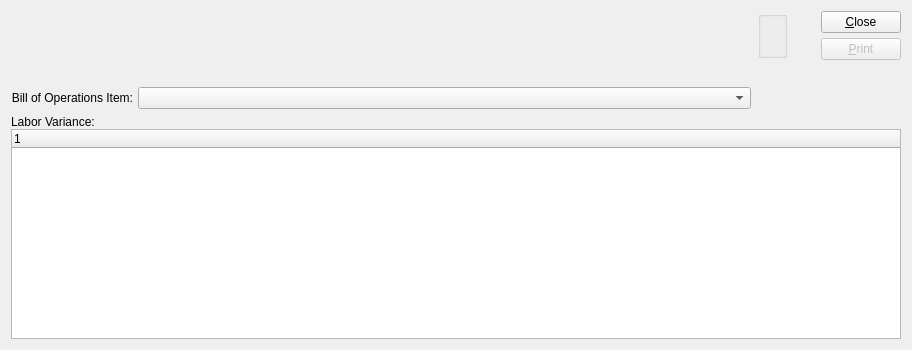
Before: the Qt Designer form xtuple/trunk/guiclient/dspLaborVarianceByBOOItem.ui in WooodHead/xtuple, drawn with Qt 5.
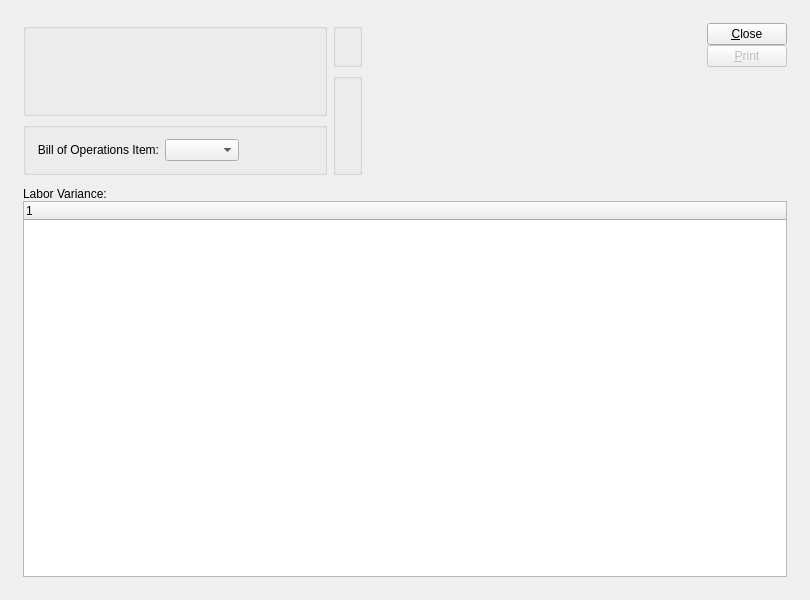
After: the same form once the commit is applied. Custom widgets are drawn as their Qt base class.

The edit to the form file:
```diff
--- a/xtuple/trunk/guiclient/dspLaborVarianceByBOOItem.ui
+++ b/xtuple/trunk/guiclient/dspLaborVarianceByBOOItem.ui
@@ -13,29 +13,36 @@
    <rect>
     <x>0</x>
     <y>0</y>
-    <width>912</width>
-    <height>350</height>
+    <width>810</width>
+    <height>600</height>
    </rect>
   </property>
   <property name="windowTitle" >
    <string>Labor Variance by Bill of Operations Item</string>
   </property>
-  <layout class="QVBoxLayout" >
-   <item>
-    <layout class="QHBoxLayout" >
-     <property name="spacing" >
-      <number>7</number>
+  <layout class="QGridLayout" name="gridLayout_7" >
+   <item row="0" column="0" >
+    <layout class="QGridLayout" name="gridLayout_6" >
+     <property name="margin" >
+      <number>12</number>
      </property>
-     <item>
-      <layout class="QVBoxLayout" >
        <property name="spacing" >
-        <number>5</number>
-       </property>
+      <number>12</number>
+     </property>
+     <item row="0" column="0" >
+      <layout class="QHBoxLayout" name="horizontalLayout_3" >
        <item>
-        <layout class="QHBoxLayout" >
-         <property name="spacing" >
-          <number>0</number>
-         </property>
+        <layout class="QGridLayout" name="gridLayout_5" >
+         <item rowspan="2" row="0" column="0" >
+          <widget class="QGroupBox" name="_itemGroup" >
+           <property name="title" >
+            <string/>
+           </property>
+           <layout class="QGridLayout" name="gridLayout_4" >
+            <item row="0" column="0" >
+             <layout class="QVBoxLayout" name="verticalLayout" >
+              <item>
+               <layout class="QHBoxLayout" name="horizontalLayout_2" >
          <item>
           <widget class="ItemCluster" name="_item" >
            <property name="enabled" >
@@ -51,10 +58,10 @@
            <property name="sizeType" >
             <enum>QSizePolicy::Expanding</enum>
            </property>
-           <property name="sizeHint" >
+                  <property name="sizeHint" stdset="0" >
             <size>
-             <width>20</width>
-             <height>20</height>
+                    <width>0</width>
+                    <height>62</height>
             </size>
            </property>
           </spacer>
@@ -62,10 +69,53 @@
         </layout>
        </item>
        <item>
-        <layout class="QHBoxLayout" >
-         <property name="spacing" >
-          <number>5</number>
-         </property>
+               <spacer name="verticalSpacer" >
+                <property name="orientation" >
+                 <enum>Qt::Vertical</enum>
+                </property>
+                <property name="sizeHint" stdset="0" >
+                 <size>
+                  <width>20</width>
+                  <height>0</height>
+                 </size>
+                </property>
+               </spacer>
+              </item>
+             </layout>
+            </item>
+           </layout>
+          </widget>
+         </item>
+         <item row="0" column="1" >
+          <widget class="WarehouseGroup" name="_warehouse" >
+           <property name="title" >
+            <string/>
+           </property>
+           <property name="fixedSize" >
+            <bool>false</bool>
+           </property>
+          </widget>
+         </item>
+         <item rowspan="2" row="1" column="1" >
+          <widget class="QGroupBox" name="_dateGroup" >
+           <property name="title" >
+            <string/>
+           </property>
+           <layout class="QGridLayout" name="gridLayout" >
+            <item row="0" column="0" >
+             <widget class="DateCluster" name="_dates" />
+            </item>
+           </layout>
+          </widget>
+         </item>
+         <item row="2" column="0" >
+          <widget class="QGroupBox" name="_booGroup" >
+           <property name="title" >
+            <string/>
+           </property>
+           <layout class="QGridLayout" name="gridLayout_3" >
+            <item row="0" column="0" >
+             <layout class="QHBoxLayout" name="horizontalLayout" >
          <item>
           <widget class="QLabel" name="_booItemLit" >
            <property name="text" >
@@ -86,66 +136,39 @@
            </property>
           </widget>
          </item>
-        </layout>
-       </item>
-      </layout>
-     </item>
      <item>
-      <layout class="QVBoxLayout" >
-       <property name="spacing" >
-        <number>0</number>
-       </property>
-       <item>
-        <widget class="WarehouseGroup" name="_warehouse" >
-         <property name="title" >
-          <string/>
-         </property>
-        </widget>
-       </item>
-       <item>
-        <spacer>
-         <property name="orientation" >
-          <enum>Qt::Vertical</enum>
-         </property>
-         <property name="sizeType" >
-          <enum>QSizePolicy::Preferred</enum>
-         </property>
-         <property name="sizeHint" >
-          <size>
-           <width>20</width>
-           <height>51</height>
-          </size>
-         </property>
-        </spacer>
-       </item>
+               <spacer name="horizontalSpacer" >
+                <property name="orientation" >
+                 <enum>Qt::Horizontal</enum>
+                </property>
+                <property name="sizeHint" stdset="0" >
+                 <size>
+                  <width>0</width>
+                  <height>20</height>
+                 </size>
+                </property>
+               </spacer>
+              </item>
+             </layout>
+            </item>
+           </layout>
+          </widget>
+         </item>
       </layout>
      </item>
      <item>
-      <layout class="QVBoxLayout" >
-       <property name="spacing" >
-        <number>0</number>
-       </property>
-       <item>
-        <widget class="DateCluster" name="_dates" />
-       </item>
-       <item>
-        <spacer>
+        <spacer name="horizontalSpacer_2" >
          <property name="orientation" >
-          <enum>Qt::Vertical</enum>
+          <enum>Qt::Horizontal</enum>
          </property>
-         <property name="sizeType" >
-          <enum>QSizePolicy::Preferred</enum>
-         </property>
-         <property name="sizeHint" >
+         <property name="sizeHint" stdset="0" >
           <size>
-           <width>20</width>
-           <height>64</height>
+           <width>0</width>
+           <height>17</height>
           </size>
          </property>
         </spacer>
        </item>
-      </layout>
-     </item>
      <item>
       <layout class="QVBoxLayout" >
        <property name="spacing" >
@@ -154,7 +177,7 @@
        <item>
         <layout class="QVBoxLayout" >
          <property name="spacing" >
-          <number>5</number>
+            <number>0</number>
          </property>
          <item>
           <widget class="QPushButton" name="_close" >
@@ -181,12 +204,12 @@
           <enum>Qt::Vertical</enum>
          </property>
          <property name="sizeType" >
-          <enum>QSizePolicy::Preferred</enum>
-         </property>
-         <property name="sizeHint" >
+            <enum>QSizePolicy::Expanding</enum>
+           </property>
+           <property name="sizeHint" stdset="0" >
           <size>
            <width>20</width>
-           <height>49</height>
+             <height>0</height>
           </size>
          </property>
         </spacer>
@@ -195,7 +218,25 @@
      </item>
     </layout>
    </item>
-   <item>
+     <item row="1" column="0" >
+      <widget class="QFrame" name="_frame" >
+       <property name="sizePolicy" >
+        <sizepolicy vsizetype="Expanding" hsizetype="Preferred" >
+         <horstretch>0</horstretch>
+         <verstretch>1</verstretch>
+        </sizepolicy>
+       </property>
+       <property name="frameShape" >
+        <enum>QFrame::NoFrame</enum>
+       </property>
+       <property name="frameShadow" >
+        <enum>QFrame::Raised</enum>
+       </property>
+       <layout class="QGridLayout" name="gridLayout_2" >
+        <property name="margin" >
+         <number>0</number>
+        </property>
+        <item row="0" column="0" >
     <layout class="QVBoxLayout" >
      <property name="spacing" >
       <number>0</number>
@@ -209,6 +250,11 @@
      </item>
      <item>
       <widget class="XTreeWidget" name="_woopervar" />
+          </item>
+         </layout>
+        </item>
+       </layout>
+      </widget>
      </item>
     </layout>
    </item>
```
Left out of the diff: 1 changed line with no effect on the pictures. Lines whose indentation alone changed are shown as unchanged.
